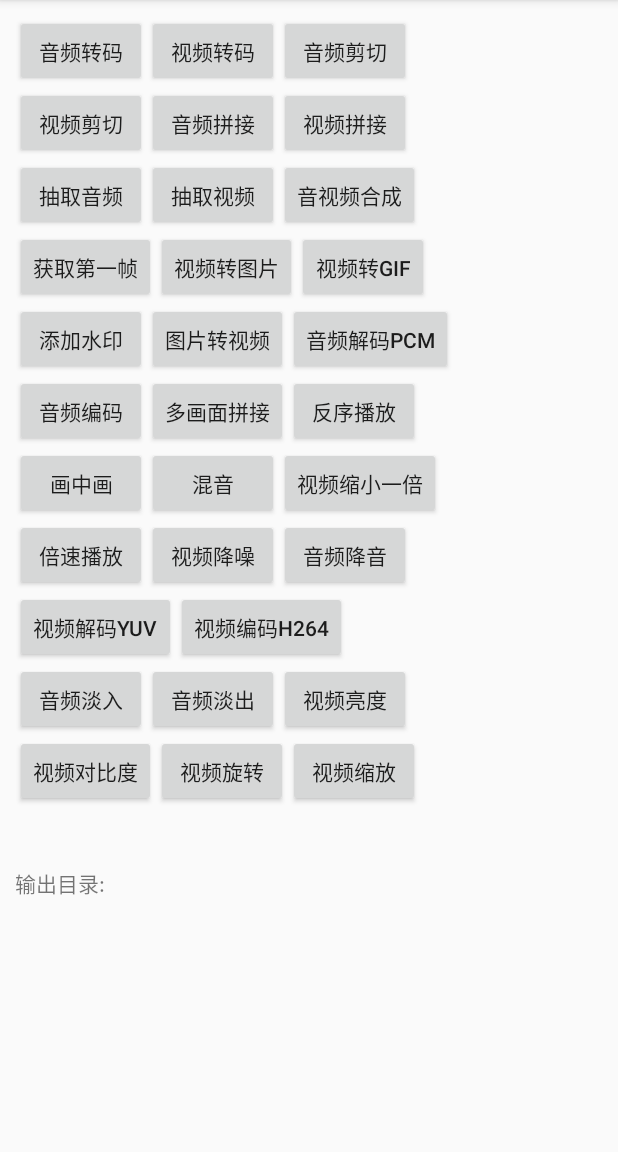
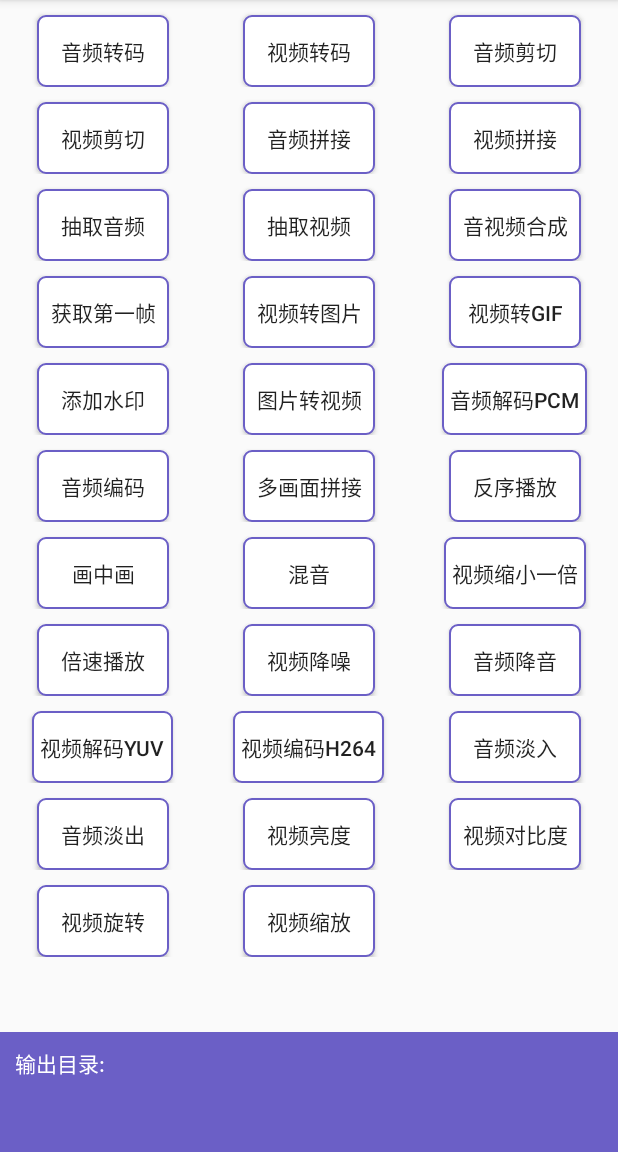
Before and after one commit to AnJoiner/FFmpegCommand, an Android app: the screen it shows after launch (MainActivity before the commit, FFmpegCommandActivity after it), on a phone screen of 412 x 824 dp, the part 84-1236 px from its top. Run offline under Robolectric (Android 15) with nearby library versions, the phone set to English and light mode, and no system bars.

Commit message:
修改demo

```diff
--- a/app/build.gradle
+++ b/app/build.gradle
@@ -55,4 +55,5 @@ dependencies {
     androidTestImplementation 'androidx.test.ext:junit:1.1.1'
     androidTestImplementation 'androidx.test.espresso:espresso-core:3.2.0'
     compile project(path: ':ffmpeg')
+    implementation 'androidx.recyclerview:recyclerview:1.1.0'
 }
--- a/app/src/main/AndroidManifest.xml
+++ b/app/src/main/AndroidManifest.xml
@@ -12,7 +12,11 @@
         android:requestLegacyExternalStorage="true"
         android:supportsRtl="true"
         android:theme="@style/AppTheme">
-        <activity android:name=".MainActivity">
+        <activity android:name=".ui.MainActivity">
+
+        </activity>
+        <activity android:name=".ui.FFmpegCommandActivity"
+            android:screenOrientation="portrait">
             <intent-filter>
                 <action android:name="android.intent.action.MAIN" />
 
--- /dev/null
+++ b/app/src/main/java/com/coder/ffmpegtest/model/CommandBean.java
@@ -0,0 +1,31 @@
+package com.coder.ffmpegtest.model;
+
+/**
+ * @author: AnJoiner
+ * @datetime: 19-12-30
+ */
+public class CommandBean {
+    private String name;
+    private int id;
+
+    public CommandBean(String name, int id) {
+        this.name = name;
+        this.id = id;
+    }
+
+    public String getName() {
+        return name;
+    }
+
+    public void setName(String name) {
+        this.name = name;
+    }
+
+    public int getId() {
+        return id;
+    }
+
+    public void setId(int id) {
+        this.id = id;
+    }
+}
--- a/app/src/main/java/com/coder/ffmpegtest/MainActivity.java
+++ b/app/src/main/java/com/coder/ffmpegtest/ui/MainActivity.java
@@ -1,4 +1,4 @@
-package com.coder.ffmpegtest;
+package com.coder.ffmpegtest.ui;
 
 import android.Manifest;
 import android.content.pm.PackageManager;
@@ -13,6 +13,7 @@ import com.coder.ffmpeg.utils.Direction;
 import com.coder.ffmpeg.utils.FFmpegUtils;
 import com.coder.ffmpeg.utils.ImageFormat;
 import com.coder.ffmpeg.utils.Transpose;
+import com.coder.ffmpegtest.R;
 import com.coder.ffmpegtest.utils.CustomProgressDialog;
 import com.coder.ffmpegtest.utils.FileUtils;
 import com.coder.ffmpegtest.utils.ToastUtils;
@@ -33,7 +34,6 @@ public class MainActivity extends AppCompatActivity implements View.OnClickListe
 
     private TextView tvContent;
 
-    private CustomProgressDialog mProgressDialog;
 
     @Override
     protected void onCreate(Bundle savedInstanceState) {
--- /dev/null
+++ b/app/src/main/java/com/coder/ffmpegtest/ui/adapter/FFmpegCommandAdapter.java
@@ -0,0 +1,61 @@
+package com.coder.ffmpegtest.ui.adapter;
+
+import android.view.LayoutInflater;
+import android.view.View;
+import android.view.ViewGroup;
+
+import com.coder.ffmpegtest.R;
+import com.coder.ffmpegtest.model.CommandBean;
+import com.coder.ffmpegtest.ui.vh.FFmpegCommandViewHolder;
+
+import java.util.List;
+
+import androidx.annotation.NonNull;
+import androidx.recyclerview.widget.RecyclerView;
+
+/**
+ * @author: AnJoiner
+ * @datetime: 19-12-30
+ */
+public class FFmpegCommandAdapter extends RecyclerView.Adapter<FFmpegCommandViewHolder> {
+
+    private List<CommandBean> mStrings;
+    private ItemClickListener mItemClickListener;
+
+    public void setItemClickListener(ItemClickListener itemClickListener) {
+        mItemClickListener = itemClickListener;
+    }
+
+    public FFmpegCommandAdapter(List<CommandBean> strings) {
+        mStrings = strings;
+    }
+
+    @NonNull
+    @Override
+    public FFmpegCommandViewHolder onCreateViewHolder(@NonNull ViewGroup parent, int viewType) {
+        View view = LayoutInflater.from(parent.getContext()).inflate(R.layout.adapter_ffmpeg_command,parent,false);
+        return new FFmpegCommandViewHolder(view);
+    }
+
+    @Override
+    public void onBindViewHolder(@NonNull final FFmpegCommandViewHolder holder, int position) {
+        holder.mButton.setText(mStrings.get(position).getName());
+        holder.mButton.setOnClickListener(new View.OnClickListener() {
+            @Override
+            public void onClick(View v) {
+                if (mItemClickListener!=null){
+                    mItemClickListener.itemClick(mStrings.get(holder.getAdapterPosition()).getId());
+                }
+            }
+        });
+    }
+
+    @Override
+    public int getItemCount() {
+        return mStrings.size();
+    }
+
+    public interface ItemClickListener{
+        void itemClick(int id);
+    }
+}
--- /dev/null
+++ b/app/src/main/java/com/coder/ffmpegtest/ui/vh/FFmpegCommandViewHolder.java
@@ -0,0 +1,22 @@
+package com.coder.ffmpegtest.ui.vh;
+
+import android.view.View;
+import android.widget.Button;
+
+import com.coder.ffmpegtest.R;
+
+import androidx.annotation.NonNull;
+import androidx.recyclerview.widget.RecyclerView;
+
+/**
+ * @author: AnJoiner
+ * @datetime: 19-12-30
+ */
+public class FFmpegCommandViewHolder extends RecyclerView.ViewHolder {
+
+    public Button mButton;
+    public FFmpegCommandViewHolder(@NonNull View itemView) {
+        super(itemView);
+        mButton = itemView.findViewById(R.id.btn_transform_audio);
+    }
+}
--- a/app/src/main/java/com/coder/ffmpegtest/utils/CustomProgressDialog.java
+++ b/app/src/main/java/com/coder/ffmpegtest/utils/CustomProgressDialog.java
@@ -50,6 +50,10 @@ public class CustomProgressDialog extends Dialog implements DialogInterface.OnCa
         showLoading(context, "loading...");
     }
 
+    public static synchronized void showLoading(Context context, boolean cancelable) {
+        showLoading(context, "loading...",cancelable);
+    }
+
     public static synchronized void showLoading(Context context, CharSequence message) {
         showLoading(context, message, true);
     }
--- /dev/null
+++ b/app/src/main/res/drawable/shape_button_border.xml
@@ -0,0 +1,10 @@
+<?xml version="1.0" encoding="utf-8"?>
+<shape
+    android:shape="rectangle"
+    xmlns:android="http://schemas.android.com/apk/res/android">
+
+    <stroke android:color="@color/colorPrimary" android:width="1dp"/>
+    <corners android:radius="5dp"/>
+    <solid android:color="@color/white"/>
+
+</shape>
--- /dev/null
+++ b/app/src/main/res/layout/activity_ffmpeg_command.xml
@@ -0,0 +1,37 @@
+<?xml version="1.0" encoding="utf-8"?>
+<LinearLayout xmlns:android="http://schemas.android.com/apk/res/android"
+    android:layout_width="match_parent"
+    android:layout_height="match_parent"
+    android:orientation="vertical">
+
+    <androidx.recyclerview.widget.RecyclerView
+        android:id="@+id/rv"
+        android:layout_width="match_parent"
+        android:layout_weight="1"
+        android:layout_height="0dp"/>
+
+    <LinearLayout
+        android:layout_width="match_parent"
+        android:paddingTop="10dp"
+        android:paddingStart="10dp"
+        android:layout_marginTop="10dp"
+        android:background="@color/colorPrimary"
+        android:paddingEnd="10dp"
+        android:layout_height="80dp">
+        <TextView
+            android:layout_width="wrap_content"
+            android:text="@string/str_output_dir"
+            android:textColor="@color/white"
+            android:layout_height="wrap_content"/>
+
+        <TextView
+            android:id="@+id/tv_content"
+            android:layout_marginLeft="10dp"
+            android:layout_width="wrap_content"
+            android:textSize="15sp"
+            android:textStyle="bold"
+            android:textColor="@color/white"
+            android:layout_height="wrap_content"/>
+    </LinearLayout>
+
+</LinearLayout>
--- a/app/src/main/res/layout/activity_main.xml
+++ b/app/src/main/res/layout/activity_main.xml
@@ -7,7 +7,7 @@
     android:layout_height="match_parent"
     android:orientation="vertical"
     android:padding="10dp"
-    tools:context=".MainActivity">
+    tools:context=".ui.MainActivity">
 
 
     <ScrollView
--- /dev/null
+++ b/app/src/main/res/layout/adapter_ffmpeg_command.xml
@@ -0,0 +1,16 @@
+<?xml version="1.0" encoding="utf-8"?>
+<LinearLayout xmlns:android="http://schemas.android.com/apk/res/android"
+    android:layout_width="match_parent"
+    android:layout_height="wrap_content"
+    android:gravity="center"
+    android:orientation="vertical">
+    <Button
+        android:id="@+id/btn_transform_audio"
+        android:layout_width="wrap_content"
+        android:paddingStart="5dp"
+        android:paddingEnd="5dp"
+        android:layout_marginTop="10dp"
+        android:background="@drawable/shape_button_border"
+        android:layout_height="wrap_content"
+        android:text="@string/str_transform_audio" />
+</LinearLayout>
--- /dev/null
+++ b/app/src/main/res/values/arrays.xml
@@ -0,0 +1,38 @@
+<?xml version="1.0" encoding="utf-8"?>
+<resources>
+    <string-array name="commands">
+        <item>音频转码</item>
+        <item>视频转码</item>
+        <item>音频剪切</item>
+        <item>视频剪切</item>
+        <item>音频拼接</item>
+        <item>视频拼接</item>
+        <item>抽取音频</item>
+        <item>抽取视频</item>
+        <item>音视频合成</item>
+        <item>获取第一帧</item>
+        <item>视频转图片</item>
+        <item>视频转gif</item>
+        <item>添加水印</item>
+        <item>图片转视频</item>
+        <item>音频解码PCM</item>
+        <item>音频编码</item>
+        <item>多画面拼接</item>
+        <item>反序播放</item>
+        <item>画中画</item>
+        <item>混音</item>
+        <item>视频缩小一倍</item>
+        <item>倍速播放</item>
+        <item>视频降噪</item>
+        <item>音频降音</item>
+        <item>视频解码YUV</item>
+        <item>视频编码H264</item>
+        <item>音频淡入</item>
+        <item>音频淡出</item>
+        <item>视频亮度</item>
+        <item>视频对比度</item>
+        <item>视频旋转</item>
+        <item>视频缩放</item>
+    </string-array>
+
+</resources>
--- a/app/src/main/res/values/colors.xml
+++ b/app/src/main/res/values/colors.xml
@@ -5,4 +5,5 @@
     <color name="colorAccent">#D81B60</color>
 
     <color name="alpha_80_black">#CC000000</color>
+    <color name="white">#ffffff</color>
 </resources>
```
Also changed, not shown: app/src/main/java/com/coder/ffmpegtest/ui/FFmpegCommandActivity.java (added, +450 -0 lines), 1 other file.
